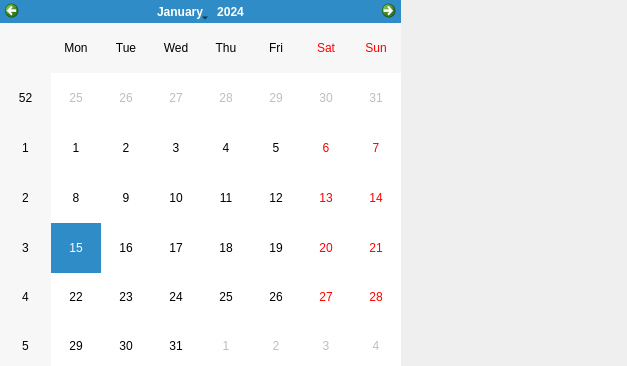
This is mainmzk.ui in unibobzhu/newqthomework as Qt 5 draws it before an edit. The edited form follows.
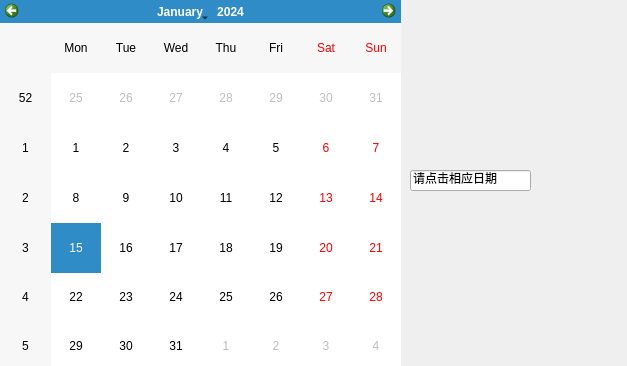
This is the edited form.

```diff
--- a/mainmzk.ui
+++ b/mainmzk.ui
@@ -23,6 +23,19 @@
     </rect>
    </property>
   </widget>
+  <widget class="QLineEdit" name="lineEdit">
+   <property name="geometry">
+    <rect>
+     <x>410</x>
+     <y>170</y>
+     <width>121</width>
+     <height>21</height>
+    </rect>
+   </property>
+   <property name="text">
+    <string>请点击相应日期</string>
+   </property>
+  </widget>
  </widget>
  <resources/>
  <connections/>
```
